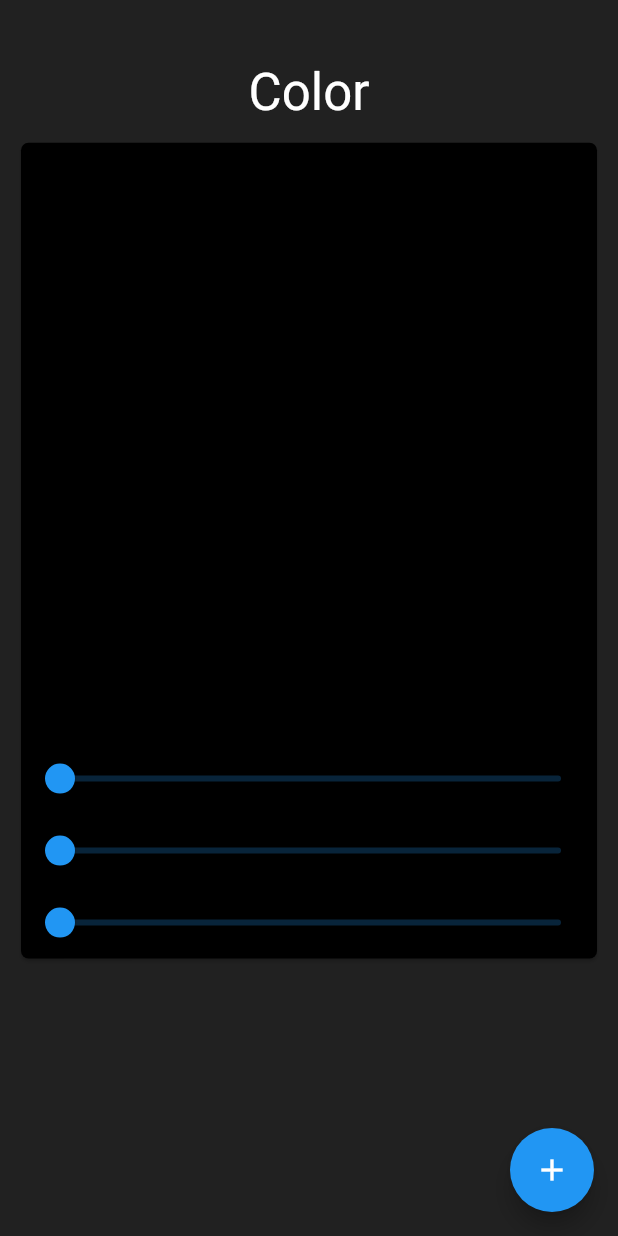
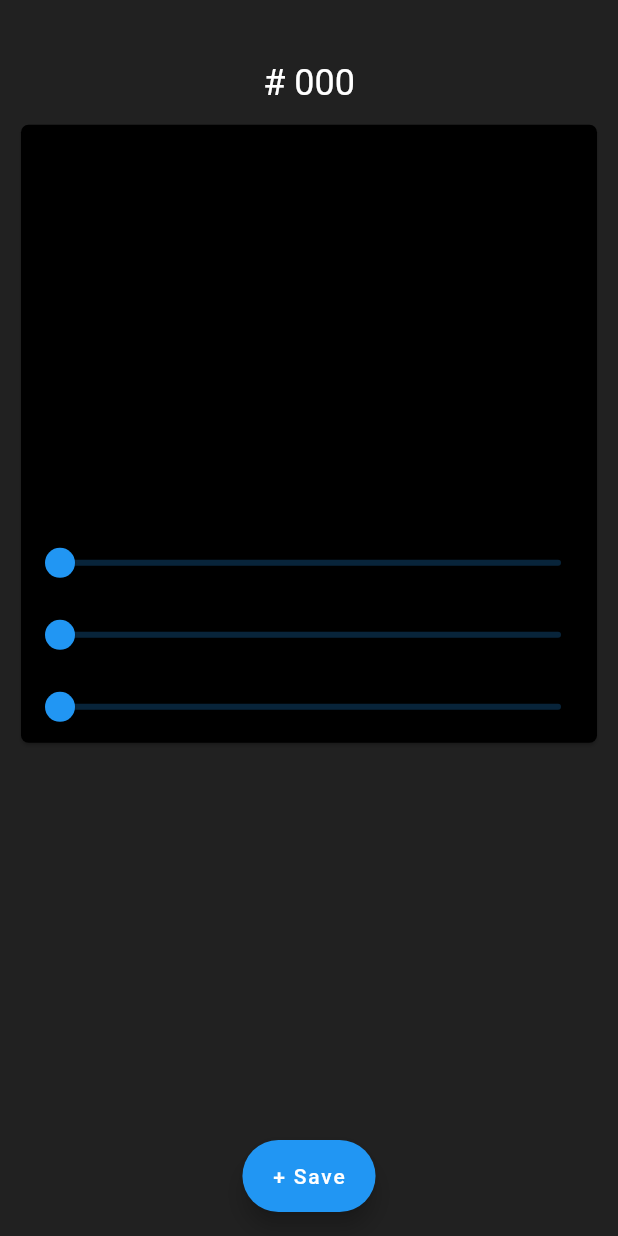
Before and after one commit to aryang117/colorApp, a Flutter app: the screen it shows after launch, on a phone screen of 412 x 824 dp. Run offline on Flutter 3.47's test engine with Material 2 defaults, Android fonts, the phone set to English and light mode, and no system bars.

Commit message:
Refactor - Major changes every widget is now different file, incl. Screens

```diff
--- /dev/null
+++ b/lib/Screens/home.dart
@@ -0,0 +1,83 @@
+import 'package:colorApp/Widgets/ColorDisplay.dart';
+import 'package:colorApp/Widgets/colorCodeDisplay.dart';
+import 'package:flutter/material.dart';
+
+import 'package:colorApp/Widgets/colorSlider.dart';
+import 'package:colorApp/Widgets/colorSaveBoxes.dart';
+
+ValueNotifier<int> red = ValueNotifier<int>(0);
+ValueNotifier<int> green = ValueNotifier<int>(0);
+ValueNotifier<int> blue = ValueNotifier<int>(0);
+
+class Home extends StatefulWidget {
+  @override
+  _HomeState createState() => _HomeState();
+}
+
+class _HomeState extends State<Home> {
+  int i = 0;
+  int abc = 0xff212121;
+
+  @override
+  Widget build(BuildContext context) {
+    double screenheight = MediaQuery.of(context).size.height;
+    int colorBoxNumbers() {
+      i++;
+      if (i > 4) i = 4;
+      return i;
+    }
+
+    return ValueListenableBuilder(
+        valueListenable: green,
+        child: null,
+        builder: (context, int green, child) {
+          return ValueListenableBuilder(
+              valueListenable: blue,
+              child: null,
+              builder: (context, int blue, child) {
+                return ValueListenableBuilder(
+                    valueListenable: red,
+                    child: null,
+                    builder: (context, int red, child) {
+                      return Scaffold(
+                        backgroundColor: Color(abc),
+                        body: Column(children: <Widget>[
+                          Container(
+                            padding: new EdgeInsets.fromLTRB(
+                                0, screenheight * 0.05, 0, 0),
+                            child: ColorCode(
+                              red: red,
+                              green: green,
+                              blue: blue,
+                            ),
+                          ),
+                          ColorDisplay(red: red, blue: blue, green: green),
+                          Container(
+                            width: MediaQuery.of(context).size.width - 50,
+                            padding: new EdgeInsets.fromLTRB(0, 20, 0, 20),
+                            child: GridView.count(
+                                shrinkWrap:
+                                    true, //made the grid list work inside column
+                                crossAxisCount: 4,
+                                children: List.generate(i, (index) {
+                                  return ColorSaveBoxes();
+                                })),
+                          ),
+                        ]),
+                        floatingActionButtonLocation: FloatingActionButtonLocation.centerFloat,
+                        floatingActionButton: FloatingActionButton.extended(
+                          label: Text('+ Save'),
+                          onPressed: () {
+                            setState(() {
+                              colorBoxNumbers();
+                            });
+                          },
+                          tooltip: 'Add Save Box',
+                          // child: Icon(Icons.add),
+                        ),
+                      );
+                    });
+              });
+        });
+  }
+}
--- /dev/null
+++ b/lib/Widgets/ColorDisplay.dart
@@ -0,0 +1,43 @@
+import 'package:flutter/material.dart';
+
+import 'package:colorApp/Screens/home.dart';
+import 'colorSlider.dart';
+
+//This displays the Color that the users chooses by adjusting the sliders
+class ColorDisplay extends StatelessWidget {
+  const ColorDisplay(
+      {Key key, @required this.red, @required this.green, @required this.blue})
+      : super(key: key);
+
+  final int red;
+  final int green;
+  final int blue;
+
+  @override
+  Widget build(BuildContext context) {
+    double screenHeight = MediaQuery.of(context).size.height;
+    return Padding(
+      padding: new EdgeInsets.fromLTRB(10, 10, 10, 0),
+      child: Align(
+        alignment: Alignment.topCenter,
+        child: Card(
+          shape: RoundedRectangleBorder(
+            borderRadius: BorderRadius.circular(5),
+          ),
+          color: Color.fromRGBO(red, green, blue, 1),
+
+          // The Sliders are stacked on top of the ColorDisplay
+          child: Stack(
+            children: <Widget>[
+              Container(
+                height: 0.5 * screenHeight,
+                width: MediaQuery.of(context).size.width,
+              ),
+              ColorSliders(),
+            ],
+          ),
+        ),
+      ),
+    );
+  }
+}
--- /dev/null
+++ b/lib/Widgets/colorCodeDisplay.dart
@@ -0,0 +1,24 @@
+import 'package:flutter/material.dart';
+
+class ColorCode extends StatelessWidget {
+  const ColorCode(
+      {Key key, @required this.red, @required this.green, @required this.blue})
+      : super(key: key);
+
+  final int red;
+  final int green;
+  final int blue;
+
+  @override
+  Widget build(BuildContext context) {
+    return Text(
+      "# " +
+          red.toRadixString(16) +
+          green.toRadixString(16) +
+          blue.toRadixString(16),
+      style: new TextStyle(
+          color: Colors.white,
+          fontSize: Theme.of(context).textTheme.headline5.fontSize),
+    );
+  }
+}
--- /dev/null
+++ b/lib/Widgets/colorSaveBoxes.dart
@@ -0,0 +1,19 @@
+import 'package:flutter/material.dart';
+
+
+//These boxes are where the user can save on top of / load from their previously save colors
+class ColorSaveBoxes extends StatelessWidget {
+  @override
+  Widget build(BuildContext context) {
+    return Card(
+      shape: RoundedRectangleBorder(
+        borderRadius: BorderRadius.circular(5),
+      ),
+      color: Color(0xffffffffF),
+      child: Container(
+        height: 50,
+        width: 50,
+      ),
+    );
+  }
+}
--- /dev/null
+++ b/lib/Widgets/colorSlider.dart
@@ -0,0 +1,63 @@
+import 'package:flutter/material.dart';
+
+import 'package:colorApp/Screens/home.dart';
+
+//These are the sliders that allow the user to change colors
+class ColorSliders extends StatefulWidget {
+  @override
+  _ColorSlidersState createState() => _ColorSlidersState();
+}
+
+class _ColorSlidersState extends State<ColorSliders> {
+  @override
+  Widget build(BuildContext context) {
+    return Positioned(
+      bottom: 0,
+      right: 0,
+      left: 0,
+      child: Column(
+        children: <Widget>[
+          Slider(
+            label: red.value.toString(),
+            value: red.value.toDouble(),
+            min: 0,
+            max: 255,
+            divisions: 255,
+            onChanged: (double _newvalue) {
+              setState(() {
+                print(_newvalue.toInt());
+                red.value = _newvalue.toInt();
+              });
+            },
+          ),
+          Slider(
+            label: green.value.toString(),
+            value: green.value.toDouble(),
+            min: 0,
+            max: 255,
+            divisions: 255,
+            onChanged: (double _newvalue) {
+              setState(() {
+                print(_newvalue.toInt());
+                green.value = _newvalue.toInt();
+              });
+            },
+          ),
+          Slider(
+            label: blue.value.toString(),
+            value: blue.value.toDouble(),
+            min: 0,
+            max: 255,
+            divisions: 255,
+            onChanged: (double _newvalue) {
+              setState(() {
+                print(_newvalue.toInt());
+                blue.value = _newvalue.toInt();
+              });
+            },
+          ),
+        ],
+      ),
+    );
+  }
+}
--- a/lib/main.dart
+++ b/lib/main.dart
@@ -1,4 +1,5 @@
 import 'package:flutter/material.dart';
+import 'Screens/home.dart';
 
 void main() => runApp(MyApp());
 
@@ -14,178 +15,3 @@ class MyApp extends StatelessWidget {
     );
   }
 }
-
-ValueNotifier<int> red = ValueNotifier<int>(0);
-ValueNotifier<int> green = ValueNotifier<int>(0);
-ValueNotifier<int> blue = ValueNotifier<int>(0);
-
-class Home extends StatefulWidget {
-  @override
-  _HomeState createState() => _HomeState();
-}
-
-class _HomeState extends State<Home> {
-  int i = 0;
-  int abc = 0xff212121;
-
-  @override
-  Widget build(BuildContext context) {
-    double screenheight = MediaQuery.of(context).size.height;
-    int colorBoxNumbers() {
-      i++;
-      if (i > 4) i = 4;
-      return i;
-    }
-
-    return ValueListenableBuilder(
-        valueListenable: green,
-        child: null,
-        builder: (context, int green, child) {
-          return ValueListenableBuilder(
-              valueListenable: blue,
-              child: null,
-              builder: (context, int blue, child) {
-                return ValueListenableBuilder(
-                    valueListenable: red,
-                    child: null,
-                    builder: (context, int red, child) {
-                      return Scaffold(
-                        backgroundColor: Color(abc),
-                        body: Column(children: <Widget>[
-                          Container(
-                            padding: new EdgeInsets.fromLTRB(
-                                0, screenheight * 0.05, 0, 0),
-                            child: Text(
-                              "Color",
-                              style: new TextStyle(
-                                  color: Colors.white,
-                                  fontSize: Theme.of(context)
-                                      .textTheme
-                                      .headline4
-                                      .fontSize),
-                            ),
-                          ),
-                          Padding(
-                            padding: new EdgeInsets.fromLTRB(10, 10, 10, 0),
-                            child: Align(
-                              alignment: Alignment.topCenter,
-                              child: Card(
-                                shape: RoundedRectangleBorder(
-                                  borderRadius: BorderRadius.circular(5),
-                                ),
-                                color: Color.fromRGBO(
-                                    red, green, blue, 1),
-                                child: Stack(
-                                  children: <Widget>[
-                                    Container(
-                                      height: 0.66 * screenheight,
-                                      width: MediaQuery.of(context).size.width,
-                                    ),
-                                    ColorSliders(),
-                                  ],
-                                ),
-                              ),
-                            ),
-                          ),
-                          Container(
-                            width: MediaQuery.of(context).size.width - 50,
-                            padding: new EdgeInsets.fromLTRB(0, 20, 0, 20),
-                            child: GridView.count(
-                                shrinkWrap:
-                                    true, //made the grid list work inside column
-                                crossAxisCount: 4,
-                                children: List.generate(i, (index) {
-                                  return ColorSaveBoxes();
-                                })),
-                          ),
-                        ]),
-                        floatingActionButton: FloatingActionButton(
-                          onPressed: () {
-                            setState(() {
-                              colorBoxNumbers();
-                            });
-                          },
-                          tooltip: 'Increment',
-                          child: Icon(Icons.add),
-                        ),
-                      );
-                    });
-              });
-        });
-  }
-}
-
-class ColorSaveBoxes extends StatelessWidget {
-  @override
-  Widget build(BuildContext context) {
-    return Card(
-      shape: RoundedRectangleBorder(
-        borderRadius: BorderRadius.circular(5),
-      ),
-      color: Color(0xffffffffF),
-      child: Container(
-        height: 50,
-        width: 50,
-      ),
-    );
-  }
-}
-
-class ColorSliders extends StatefulWidget {
-  @override
-  _ColorSlidersState createState() => _ColorSlidersState();
-}
-
-class _ColorSlidersState extends State<ColorSliders> {
-  @override
-  Widget build(BuildContext context) {
-    return Positioned(
-      bottom: 0,
-      right: 0,
-      left: 0,
-      child: Column(
-        children: <Widget>[
-          Slider(
-            label: red.value.toString(),
-            value: red.value.toDouble(),
-            min: 0,
-            max: 255,
-            divisions: 255,
-            onChanged: (double _newvalue) {
-              setState(() {
-                print(_newvalue.toInt());
-                red.value = _newvalue.toInt();
-              });
-            },
-          ),
-          Slider(
-            label: green.value.toString(),
-            value: green.value.toDouble(),
-            min: 0,
-            max: 255,
-            divisions: 255,
-            onChanged: (double _newvalue) {
-              setState(() {
-                print(_newvalue.toInt());
-                green.value = _newvalue.toInt();
-              });
-            },
-          ),
-          Slider(
-            label: blue.value.toString(),
-            value: blue.value.toDouble(),
-            min: 0,
-            max: 255,
-            divisions: 255,
-            onChanged: (double _newvalue) {
-              setState(() {
-                print(_newvalue.toInt());
-                blue.value = _newvalue.toInt();
-              });
-            },
-          ),
-        ],
-      ),
-    );
-  }
-}
```
